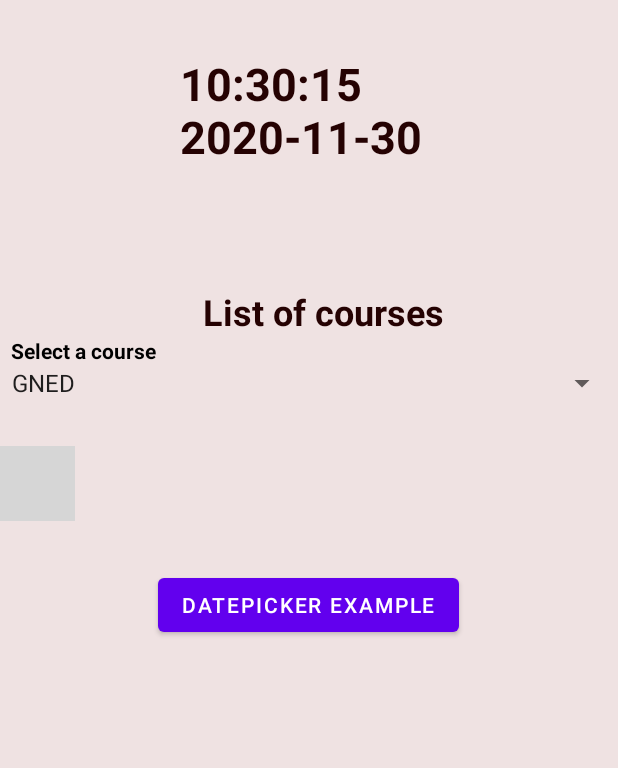
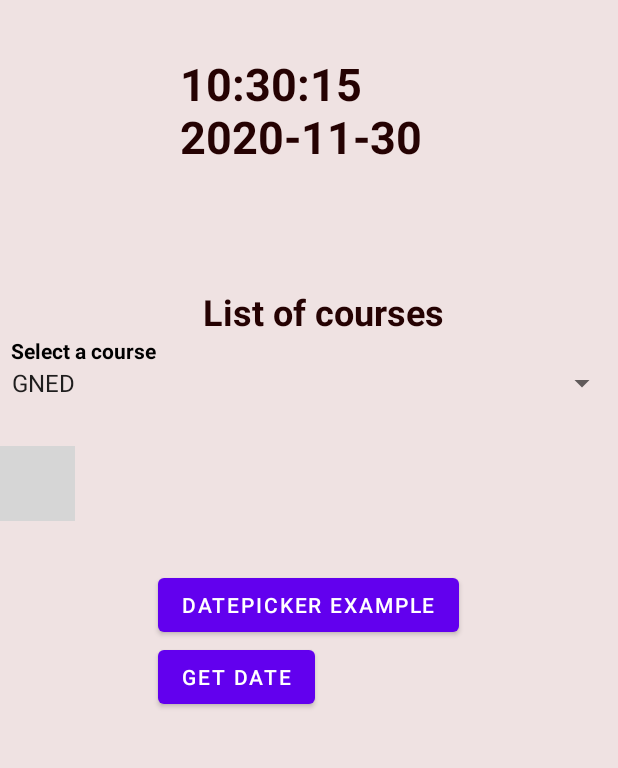
Before and after one commit to Alex5rfischer/Android-Development-Practice, an Android app: the screen it shows after launch (AlexActivity), after a tap on an icon or button, on a phone screen of 412 x 824 dp, the part 148-916 px from its top. Run offline under Robolectric (Android 15) with nearby library versions, the phone set to English and light mode, and no system bars; 1 other tap on this screen came first; grey boxes are pictures that could not be loaded.

Commit message:
Created the get date button for the LaHome fragment

```diff
--- a/AlexLab3/src/main/java/alex/la/n01313354/LaHome.java
+++ b/AlexLab3/src/main/java/alex/la/n01313354/LaHome.java
@@ -10,6 +10,7 @@ import android.view.LayoutInflater;
 import android.view.View;
 import android.view.ViewGroup;
 import android.widget.Button;
+import android.widget.DatePicker;
 import android.widget.ImageButton;
 import android.widget.Spinner;
 import android.widget.TextView;
@@ -18,6 +19,10 @@ import android.widget.Toast;
 public class LaHome extends Fragment {
 
     Button date;
+    //DatePicker View
+    DatePicker picker;
+    Button btnGet;
+    TextView tvw;
     @Override
     public void onCreate(Bundle savedInstanceState) {
         super.onCreate(savedInstanceState);
@@ -28,6 +33,18 @@ public class LaHome extends Fragment {
         // DatePicker
         View view = (View) inflater.inflate(R.layout.la_home, container, false);
         date = (Button) view.findViewById(R.id.btnDatePicker);
+
+        tvw=(TextView)view.findViewById(R.id.textView1);
+        picker=(DatePicker)view.findViewById(R.id.datePicker1);
+        btnGet=(Button)view.findViewById(R.id.button1);
+
+        btnGet.setOnClickListener(new View.OnClickListener() {
+            @Override
+            public void onClick(View v) {
+                tvw.setText("Selected Date: "+ picker.getDayOfMonth()+"/"+ (picker.getMonth() + 1)+"/"+picker.getYear());
+            }
+        });
+
 
         date.setOnClickListener(new View.OnClickListener() {
             @Override
@@ -44,9 +61,9 @@ public class LaHome extends Fragment {
 
             public void onClick(View v) {
                 //get the spinner view as text view
-                TextView text_sel = (TextView)spin.getSelectedView();
+                TextView courseSelected = (TextView)spin.getSelectedView();
                 //get the text from the spinner view
-                Toast.makeText(getActivity(), "Item Selected = "+text_sel.getText(), Toast.LENGTH_SHORT).show();
+                Toast.makeText(getActivity(), "Item Selected = "+courseSelected.getText(), Toast.LENGTH_SHORT).show();
             }
 
         });
--- a/AlexLab3/src/main/res/layout/la_home.xml
+++ b/AlexLab3/src/main/res/layout/la_home.xml
@@ -90,4 +90,22 @@
         android:text="DatePicker example"
         android:layout_gravity="center"/>
 
+    <Button
+        android:id="@+id/button1"
+        android:layout_width="wrap_content"
+        android:layout_height="wrap_content"
+        android:layout_below="@+id/datePicker1"
+        android:layout_marginLeft="105dp"
+        android:text="Get Date" />
+
+    <TextView
+        android:id="@+id/textView1"
+        android:layout_width="match_parent"
+        android:layout_height="wrap_content"
+        android:layout_below="@+id/button1"
+        android:layout_marginLeft="100dp"
+        android:layout_marginTop="10dp"
+        android:textStyle="bold"
+        android:textSize="18dp"/>
+
 </androidx.appcompat.widget.LinearLayoutCompat>
```
Also changed, not shown: AlexLab3/src/main/java/alex/la/n01313354/LaDatePicker.java (+19 -2 lines).
